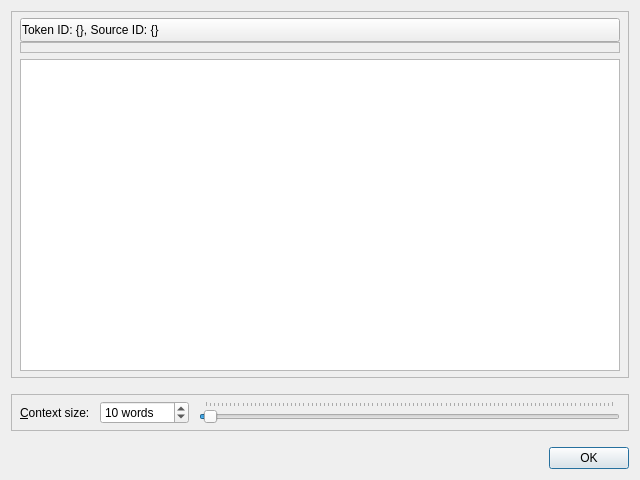
gkunter/coquery, file coquery/gui/contextViewer.ui: the form before one commit.
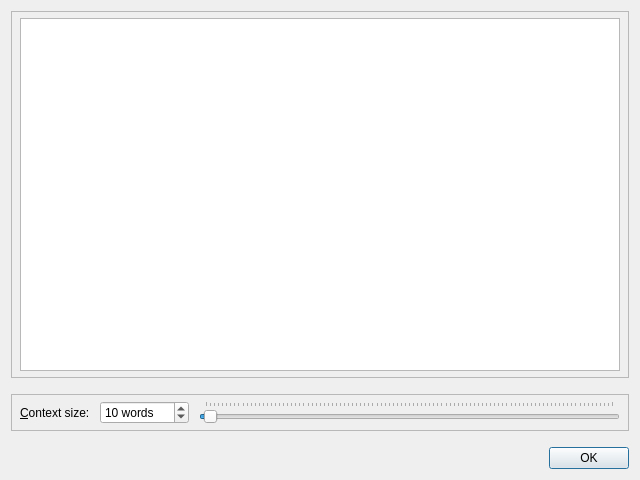
The form after the commit.

Commit message: Use CoqDetailBox class

What changed in the file:
```diff
--- a/coquery/gui/contextViewer.ui
+++ b/coquery/gui/contextViewer.ui
@@ -38,50 +38,6 @@
       <property name="bottomMargin">
        <number>6</number>
       </property>
-      <item>
-       <layout class="QVBoxLayout" name="verticalLayout">
-        <property name="spacing">
-         <number>0</number>
-        </property>
-        <item>
-         <widget class="QPushButton" name="button_ids">
-          <property name="styleSheet">
-           <string notr="true">text-align: left; padding: 4px; padding-left: 1px;</string>
-          </property>
-          <property name="text">
-           <string>Token ID: {}, Source ID: {}</string>
-          </property>
-          <property name="flat">
-           <bool>false</bool>
-          </property>
-         </widget>
-        </item>
-        <item>
-         <widget class="QFrame" name="frame_details">
-          <property name="frameShape">
-           <enum>QFrame::StyledPanel</enum>
-          </property>
-          <property name="frameShadow">
-           <enum>QFrame::Sunken</enum>
-          </property>
-          <layout class="QFormLayout" name="form_information">
-           <property name="fieldGrowthPolicy">
-            <enum>QFormLayout::ExpandingFieldsGrow</enum>
-           </property>
-           <property name="rowWrapPolicy">
-            <enum>QFormLayout::WrapLongRows</enum>
-           </property>
-           <property name="horizontalSpacing">
-            <number>10</number>
-           </property>
-           <property name="topMargin">
-            <number>0</number>
-           </property>
-          </layout>
-         </widget>
-        </item>
-       </layout>
-      </item>
       <item>
        <widget class="QTextBrowser" name="context_area">
         <property name="autoFillBackground">
```
The commit also changes 1 other file.
